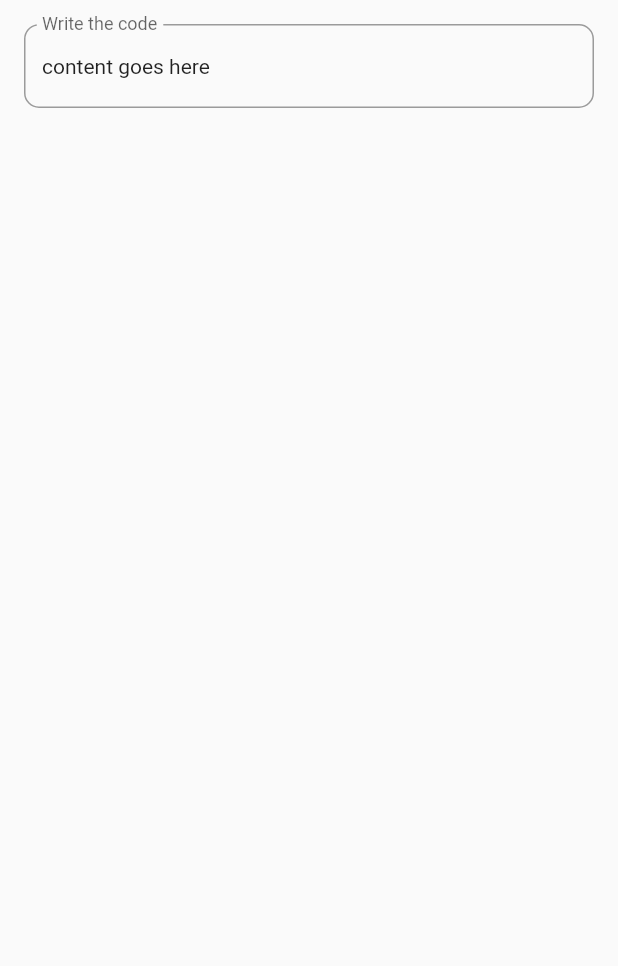
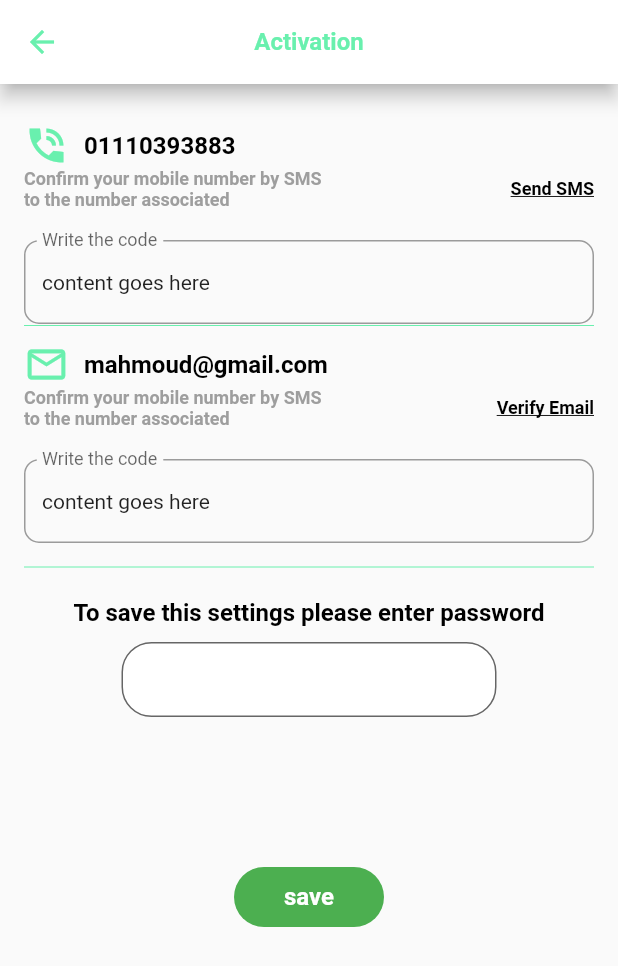
Before and after one commit to ShaimaaIbrahim/test_all, a Flutter app: the VerificationScreen screen opened directly, on a phone screen of 412 x 824 dp. Shown: the top 966 px of the screen. Run offline on Flutter 3.47's test engine with Material 2 defaults, Android fonts, the phone set to English and light mode, and no system bars; our stand-ins replace cached_network_image, image_picker; missing offline and left inert: dart:ffi; network calls fail.

Commit message:
add verification screen

```diff
--- a/lib/screens/main.dart
+++ b/lib/screens/main.dart
@@ -4,6 +4,7 @@ import 'package:flutter_testing/models/favorites.dart';
 import 'package:flutter_testing/screens/details.dart';
 import 'package:flutter_testing/screens/drawer.dart';
 import 'package:flutter_testing/screens/pages/pictures_page.dart';
+import 'package:flutter_testing/screens/verification_screen.dart';
 import 'package:flutter_testing/screens/wish_list.dart';
 import 'package:provider/provider.dart';
 import 'package:flutter/cupertino.dart';
@@ -151,12 +152,17 @@ class _MainPageState extends State<MainPage> {
                           _buildProfileInfo(),
                           Image.asset(''),
                           const Icon(Icons.notifications, color: Colors.green,),
-                          Row(
-                            mainAxisAlignment: MainAxisAlignment.start,
-                            children: [
-                              bold16Text('EN'),
-                              const Icon(Icons.language, color: Colors.green,)
-                            ],
+                          InkWell(
+                            onTap: (){
+                              Navigator.of(context).push(MaterialPageRoute(builder: (c)=>VerificationScreen()));
+                            },
+                            child: Row(
+                              mainAxisAlignment: MainAxisAlignment.start,
+                              children: [
+                                bold16Text('EN'),
+                                const Icon(Icons.language, color: Colors.green,)
+                              ],
+                            ),
                           )
                         ],
                       ),
--- a/lib/screens/verification_screen.dart
+++ b/lib/screens/verification_screen.dart
@@ -1,4 +1,8 @@
 import 'package:flutter/material.dart';
+import 'package:flutter_testing/screens/home.dart';
+import 'package:flutter_testing/widgets/styles_textfiels.dart';
+
+import '../widgets/styled_button.dart';
 
 class VerificationScreen extends StatefulWidget {
   const VerificationScreen({Key? key}) : super(key: key);
@@ -11,12 +15,39 @@ class _VerificationScreenState extends State<VerificationScreen> {
   @override
   Widget build(BuildContext context) {
     return Scaffold(
+      appBar: AppBar(
+        title: bold16Text('Activation', color: Colors.greenAccent),
+        centerTitle: true,
+        backgroundColor: Colors.white,
+        elevation: 5.0,
+        iconTheme: IconThemeData(
+          color: Colors.greenAccent
+        ),
+      ),
       body: SafeArea(
         child: SingleChildScrollView(
           child: Padding(
             padding: EdgeInsets.all(16),
             child: Column(
               children: [
+                heightSpace(10),
+                Row(
+                  children: [
+                    Icon(Icons.phone_in_talk_sharp, color: Colors.greenAccent, size: 30,),
+                    widthSpace(10),
+                    bold16Text('01110393883')
+                  ],
+                ),
+                Row(
+                  children: [
+                   Container(
+                       width: 200,
+                       child: bold12Text('Confirm your mobile number by SMS to the number associated', color: Colors.grey[500])),
+                    Spacer(),
+                    bold12WithLineText('Send SMS')
+                  ],
+                ),
+                heightSpace(20),
                 Container(
                   child: InputDecorator(
                     decoration: InputDecoration(
@@ -27,7 +58,46 @@ class _VerificationScreenState extends State<VerificationScreen> {
                     ),
                     child: Text('content goes here'),
                   ),
-                )
+                ),
+                Divider(height: 2, color: Colors.greenAccent,),
+                heightSpace(10),
+                Row(
+                  children: [
+                    Icon(Icons.email_outlined, color: Colors.greenAccent, size: 30,),
+                    widthSpace(10),
+                    bold16Text('mahmoud@gmail.com')
+                  ],
+                ),
+                Row(
+                  children: [
+                    Container(
+                        width: 200,
+                        child: bold12Text('Confirm your mobile number by SMS to the number associated', color: Colors.grey[500])),
+                    Spacer(),
+                    bold12WithLineText('Verify Email')
+                  ],
+                ),
+                heightSpace(20),
+                Container(
+                  child: InputDecorator(
+                    decoration: InputDecoration(
+                      labelText: 'Write the code',
+                      border: OutlineInputBorder(
+                        borderRadius: BorderRadius.circular(10.0),
+                      ),
+                    ),
+                    child: Text('content goes here'),
+                  ),
+                ),
+                heightSpace(15),
+                Divider(height: 2, color: Colors.greenAccent,),
+                heightSpace(20),
+                bold16Text('To save this settings please enter password'),
+                heightSpace(10),
+                StyledTextField(height: 50, width: 250,),
+                heightSpace(100),
+                Center(child: StyledButton())
+
               ],
             ),
           ),
```
